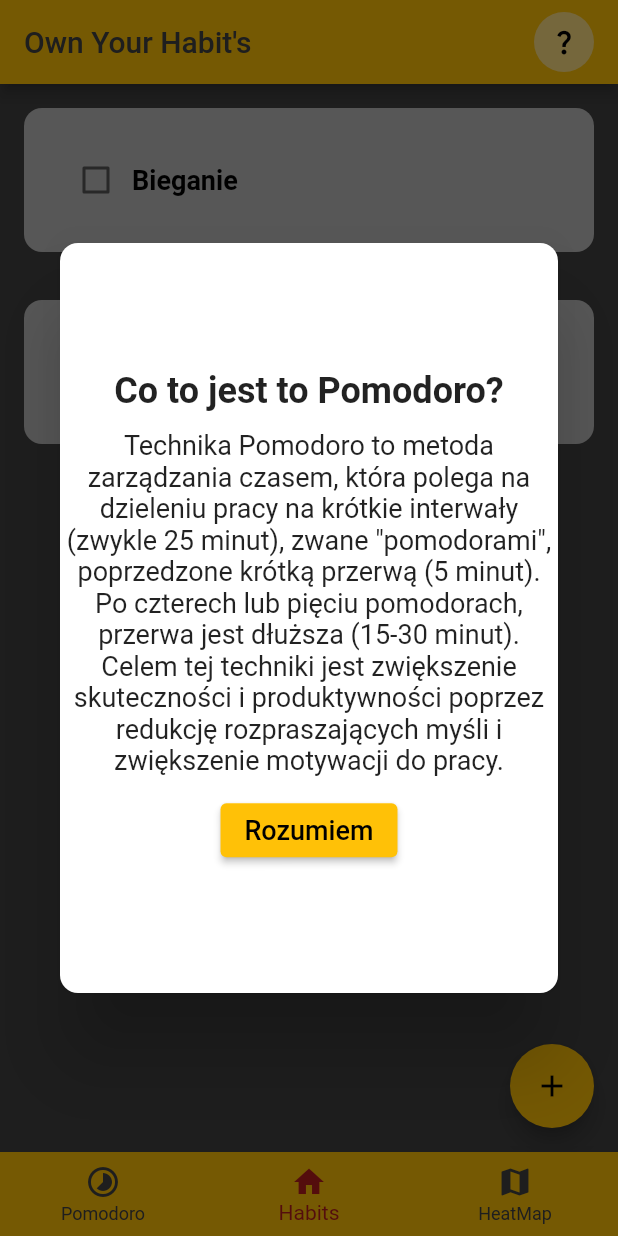
After one commit to patrickkoszewski/habit_tracker_hive_local_storage, a Flutter app: the screen it shows after launch, item 2 of the bottom bar chosen, after a tap on the "question mark" icon, on a phone screen of 412 x 824 dp. The commit adds this screen. Run offline on Flutter 3.47's test engine with Material 2 defaults, Android fonts, the phone set to English and light mode, and no system bars; drawn by our look-alikes of flutter_slidable; our stand-ins replace audioplayers, flutter_heatmap_calendar, hive_flutter, percent_indicator; accounts and stored records are empty.

Commit message:
Change UI

```diff
--- a/lib/components/habit_tile.dart
+++ b/lib/components/habit_tile.dart
@@ -44,18 +44,23 @@ class HabitTile extends StatelessWidget {
         child: Container(
           padding: const EdgeInsets.all(24),
           decoration: BoxDecoration(
-            color: Colors.grey[300],
+            color: Colors.grey[400], //Colors.grey[300],
             borderRadius: BorderRadius.circular(12),
           ),
           child: Row(
             children: [
               Checkbox(
+                //activeColor: Colors.amber,
+                //checkColor: Colors.red[900],
                 value: habitCompleted,
                 onChanged: onChanged,
               ),
               Text(
                 habitName,
-                style: TextStyle(fontSize: 16),
+                style: const TextStyle(
+                    fontSize: 18,
+                    color: Colors.black, //Color.fromARGB(255, 73, 73, 73),
+                    fontWeight: FontWeight.bold),
               ),
             ],
           ),
--- a/lib/pages/habit_page.dart
+++ b/lib/pages/habit_page.dart
@@ -1,5 +1,5 @@
 import 'package:flutter/material.dart';
-import 'package:habit_tracker_hive_local_storage/components/month_summary.dart';
+// import 'package:habit_tracker_hive_local_storage/components/month_summary.dart';
 import 'package:habit_tracker_hive_local_storage/components/my_alert_box.dart';
 import 'package:habit_tracker_hive_local_storage/data/habit_database.dart';
 import 'package:hive_flutter/hive_flutter.dart';
--- a/lib/pages/test_page.dart
+++ b/lib/pages/heat_map_page.dart
@@ -56,7 +56,7 @@ class _HeatMapPageState extends State<HeatMapPage> {
                   style: TextStyle(
                       fontSize: 18,
                       fontWeight: FontWeight.bold,
-                      color: Colors.amber),
+                      color: Colors.white),
                 ),
               ),
             ),
--- a/lib/pages/home_page.dart
+++ b/lib/pages/home_page.dart
@@ -2,8 +2,9 @@ import 'package:flutter/material.dart';
 import 'package:habit_tracker_hive_local_storage/pages/habit_page.dart';
 import 'package:habit_tracker_hive_local_storage/pages/pomodoro_page.dart';
 import 'package:habit_tracker_hive_local_storage/pages/profile_page.dart';
-import 'package:habit_tracker_hive_local_storage/pages/test_page.dart';
-import 'package:habit_tracker_hive_local_storage/pages/timer.dart';
+import 'package:habit_tracker_hive_local_storage/pages/heat_map_page.dart';
+import 'package:habit_tracker_hive_local_storage/widget/pomodoro_guide.dart';
+// import 'package:habit_tracker_hive_local_storage/pages/timer.dart';
 
 class HomePage extends StatefulWidget {
   const HomePage({super.key});
@@ -17,9 +18,9 @@ class _HomePageState extends State<HomePage> {
   static const TextStyle optionStyle =
       TextStyle(fontSize: 30, fontWeight: FontWeight.bold);
   static List<Widget> _widgetOptions = <Widget>[
+    PomodoroPage(),
     HabitPage(),
     HeatMapPage(),
-    PomodoroPage(),
   ];
 
   void _onItemTapped(int index) {
@@ -35,21 +36,35 @@ class _HomePageState extends State<HomePage> {
         title: Row(
           mainAxisAlignment: MainAxisAlignment.spaceBetween,
           children: [
-            const Text('Own Your Habit\'s'),
+            Text(
+              'Own Your Habit\'s',
+              style: TextStyle(color: Colors.grey[800]),
+            ),
             GestureDetector(
               onTap: () {
-                Navigator.push(
-                  context,
-                  MaterialPageRoute(builder: (context) => const ProfilePage()),
+                showDialog(
+                  context: context,
+                  builder: (BuildContext context) {
+                    return PomodoroGuidePage();
+                  },
                 );
               },
+              // onTap: () {
+              //   Navigator.push(
+              //     context,
+              //     MaterialPageRoute(builder: (context) => const PomodoroGuidePage()),
+              //   );
+              // },
               child: ClipRRect(
                   borderRadius: BorderRadius.circular(50),
                   child: Container(
                     height: 40,
                     width: 40,
                     color: Colors.amber[200],
-                    child: const Icon(Icons.person),
+                    child: const Icon(
+                      Icons.question_mark,
+                      size: 20,
+                    ),
                   )),
             ),
           ],
@@ -61,16 +76,16 @@ class _HomePageState extends State<HomePage> {
       bottomNavigationBar: BottomNavigationBar(
         items: const <BottomNavigationBarItem>[
           BottomNavigationBarItem(
+            icon: Icon(Icons.timelapse),
+            label: 'Pomodoro',
+          ),
+          BottomNavigationBarItem(
             icon: Icon(Icons.home),
             label: 'Habits',
           ),
           BottomNavigationBarItem(
             icon: Icon(Icons.map),
             label: 'HeatMap',
-          ),
-          BottomNavigationBarItem(
-            icon: Icon(Icons.timelapse),
-            label: 'Time',
           ),
         ],
         currentIndex: _selectedIndex,
--- /dev/null
+++ b/lib/widget/pomodoro_guide.dart
@@ -0,0 +1,50 @@
+import 'package:flutter/material.dart';
+
+class PomodoroGuidePage extends StatelessWidget {
+  const PomodoroGuidePage({super.key});
+
+  @override
+  Widget build(BuildContext context) {
+    return Dialog(
+      shape: RoundedRectangleBorder(
+        borderRadius: BorderRadius.circular(12),
+      ),
+      child: Container(
+        height: 500,
+        width: 500,
+        child: Column(
+          mainAxisAlignment: MainAxisAlignment.center,
+          children: <Widget>[
+            const Text(
+              'Co to jest to Pomodoro?',
+              style: TextStyle(
+                fontSize: 24,
+                fontWeight: FontWeight.bold,
+              ),
+            ),
+            const SizedBox(height: 12),
+            const Text(
+              'Technika Pomodoro to metoda zarządzania czasem, która polega na dzieleniu pracy na krótkie interwały (zwykle 25 minut), zwane "pomodorami", poprzedzone krótką przerwą (5 minut). Po czterech lub pięciu pomodorach, przerwa jest dłuższa (15-30 minut). Celem tej techniki jest zwiększenie skuteczności i produktywności poprzez redukcję rozpraszających myśli i zwiększenie motywacji do pracy.',
+              textAlign: TextAlign.center,
+              style: TextStyle(
+                fontSize: 18,
+              ),
+            ),
+            const SizedBox(height: 12),
+            ElevatedButton(
+              onPressed: () {
+                Navigator.of(context).pop();
+              },
+              child: const Text(
+                'Rozumiem',
+                style: TextStyle(
+                  fontSize: 18,
+                ),
+              ),
+            ),
+          ],
+        ),
+      ),
+    );
+  }
+}
```
